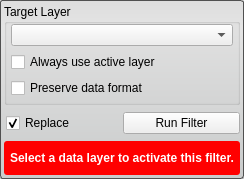
First picture: the form in src/Interface/ToolInterface/GradientMagnitudeFilterInterface.ui, repository SCIInstitute/Seg3D, before the edit.
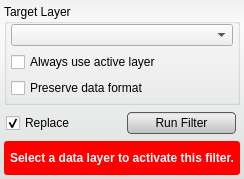
Second picture: the form after the edit. Custom widgets are drawn as their Qt base class.

The edit to the form file:
```diff
--- a/src/Interface/ToolInterface/GradientMagnitudeFilterInterface.ui
+++ b/src/Interface/ToolInterface/GradientMagnitudeFilterInterface.ui
@@ -34,8 +34,28 @@
   <property name="styleSheet">
    <string notr="true">QWidget#GradientMagnitudeFilterInterface{
   border-radius: 3px;
-  border: 1px solid rgb(80, 80,80);
-  background-color: qlineargradient(spread:pad, x1:0.5, y1:0, x2:0.5, y2:0.960227, stop:0 rgba(221, 221, 221, 255), stop:0.155779 rgba(228, 228, 228, 255), stop:1 rgba(202, 204, 204, 255));      
+  background-color: qlineargradient(spread:pad, x1:0.5, y1:0, x2:0.5, y2:0.960227, stop:0 rgba(241, 241, 241, 255), stop:0.155779 rgba(250, 250, 250, 255), stop:1 rgba(222, 224, 224, 255));      
+}
+
+QPushButton{
+  background-color: qlineargradient(spread:pad, x1:0.5, y1:0, x2:0.5, y2:0.960227, stop:0 rgba(221, 221, 221, 255), stop:0.155779 rgba(238, 238, 238, 255), stop:1 rgba(192, 194, 194, 255));
+  border-radius: 4px;
+  border: 1px solid rgb(90, 90, 90);
+  margin:4px;
+}
+
+QPushButton:hover{
+  background-color: qlineargradient(spread:pad, x1:0.5, y1:0, x2:0.5, y2:1, stop:0 rgba(195, 195, 195, 255), stop:0.253769 rgba(206, 206, 206, 255), stop:1 rgba(185, 185, 185, 255));
+  border-radius: 4px;
+  border: 1px solid rgb(90, 90, 90);
+  margin:4px;
+}
+
+QPushButton:pressed{
+  background-color: qlineargradient(spread:pad, x1:0.5, y1:0, x2:0.5, y2:1, stop:0 rgba(150, 150, 150, 255), stop:0.753769 rgba(206, 206, 206, 255), stop:1 rgba(185, 185, 185, 255));
+  border-radius: 4px;
+  border: 1px solid rgb(90, 90, 90);
+  margin:4px;
 }</string>
   </property>
   <layout class="QVBoxLayout" name="verticalLayout">
@@ -171,6 +191,12 @@
       </item>
       <item>
        <widget class="QPushButton" name="runFilterButton">
+        <property name="minimumSize">
+         <size>
+          <width>0</width>
+          <height>30</height>
+         </size>
+        </property>
         <property name="text">
          <string>Run Filter</string>
         </property>
```
